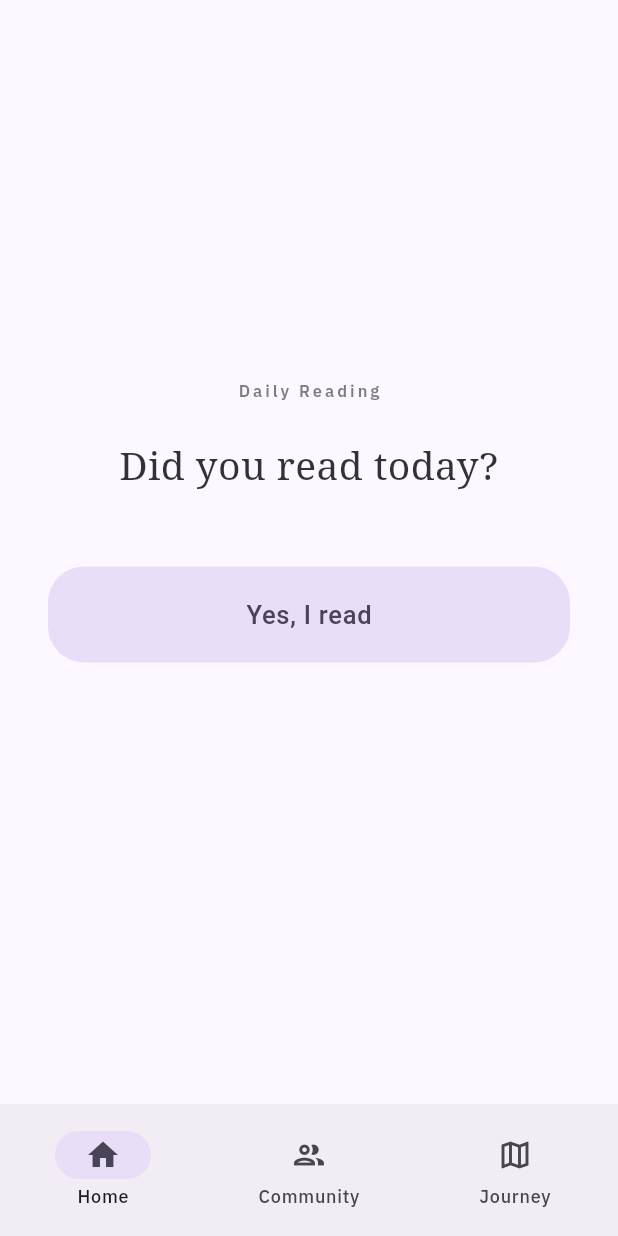
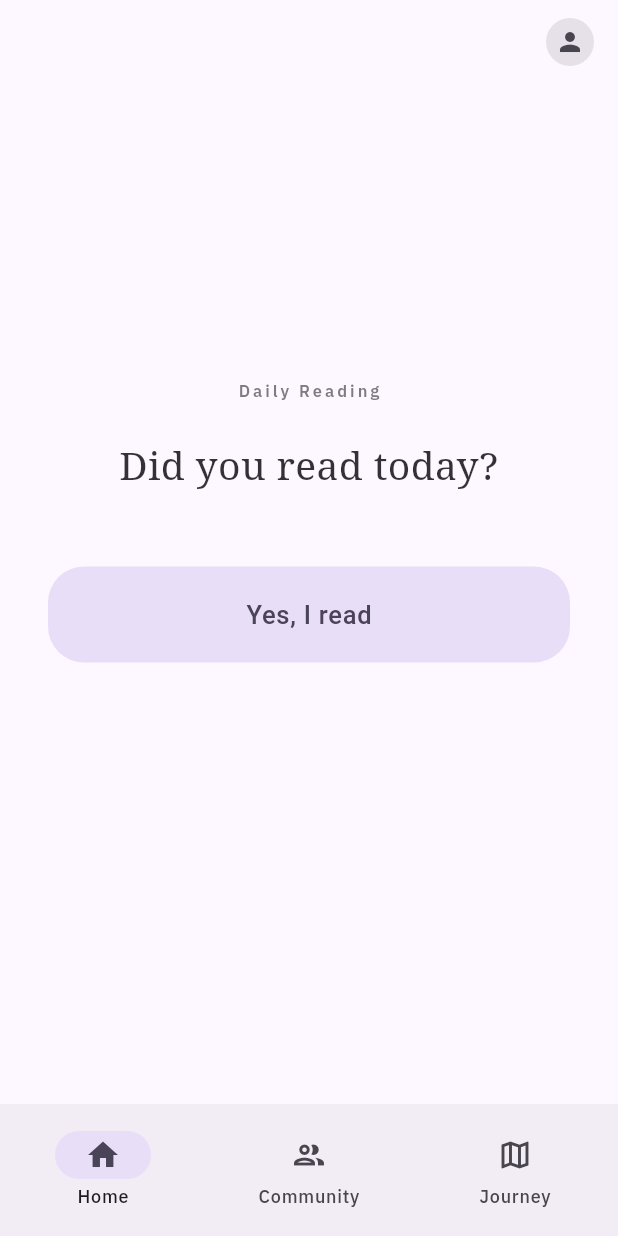
Before and after one commit to Shir0o/bible-read, a Flutter app: the screen it shows once a user with an empty profile is signed in, on a phone screen of 412 x 824 dp. Run offline on Flutter 3.47's test engine with Material 3 defaults, Android fonts, the phone set to English and light mode, and no system bars; our stand-ins replace cached_network_image, cloud_firestore, cloud_functions, custom_refresh_indicator, firebase_auth, firebase_core and 11 more; missing offline and left inert: firebase_app_check; accounts and stored records are empty.

```diff
--- a/lib/pages/home_page.dart
+++ b/lib/pages/home_page.dart
@@ -643,6 +643,12 @@ class _HomePageState extends State<HomePage>
           statusBarIconBrightness: Brightness.dark, // Android: Dark icons
           statusBarBrightness: Brightness.light,    // iOS: Dark icons
         ),
+        actions: [
+          ProfileButton(
+            auth: widget.auth,
+            vibrationService: widget.vibrationService,
+          ),
+        ],
       ),
       body: SkeletonLoader(
         loading: _initialLoading,
```
Also changed, not shown: lib/widgets/profile_button.dart (+7 -0 lines), 1 other file.
